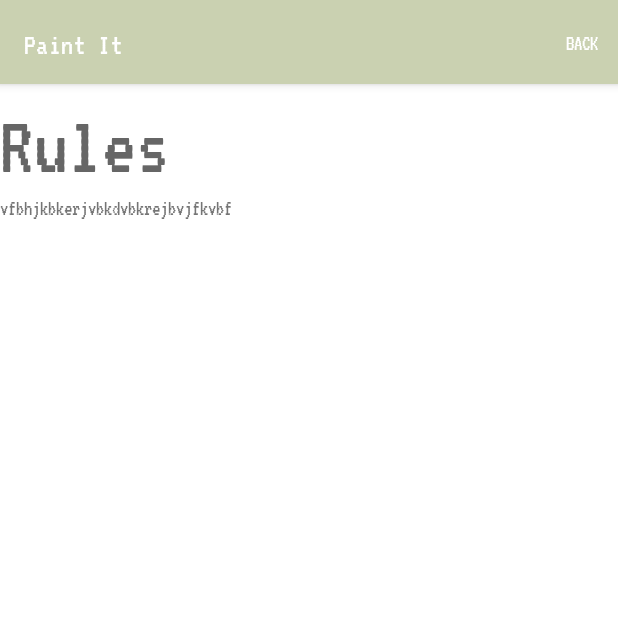
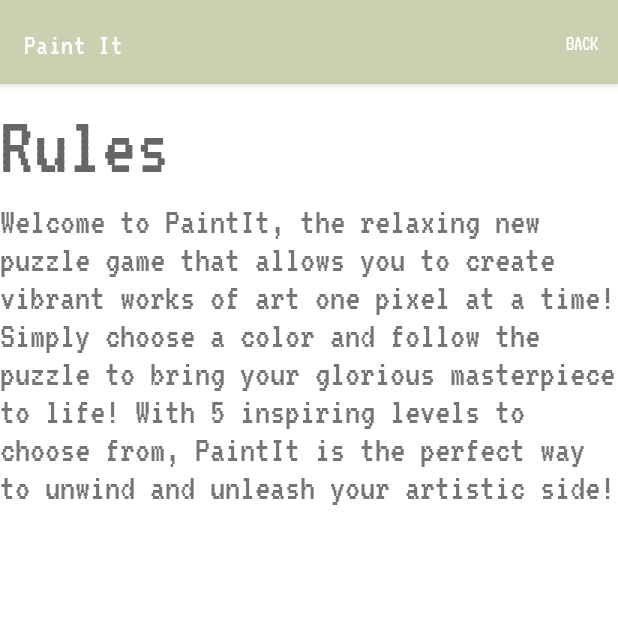
Before and after one commit to Omri-Project/paint-it, an Android app: the RulesActivity screen opened directly, with no data from a screen before it, on a phone screen of 412 x 824 dp, the top half of it. Run offline under Robolectric (Android 15) with nearby library versions, the phone set to English and light mode, and no system bars.

Commit message:
"im tired"

```diff
--- a/app/src/main/java/com/example/paintit/Page2.java
+++ b/app/src/main/java/com/example/paintit/Page2.java
@@ -20,7 +20,7 @@ import java.util.ArrayList;
 public class Page2 extends Fragment {
     GridView gridView;
     MediaPlayer mp;
-    public Drawing[] drawings = new Drawing[10];
+    public Drawing[] drawings = new Drawing[5];
 
 
     private GridViewAdapter adapter;
--- a/app/src/main/res/layout/activity_rules.xml
+++ b/app/src/main/res/layout/activity_rules.xml
@@ -18,5 +18,6 @@
         android:id="@+id/textView3"
         android:layout_width="match_parent"
         android:layout_height="wrap_content"
-        android:text="vfbhjkbkerjvbkdvbkrejbvjfkvbf" />
+        android:textSize="25dp"
+        android:text="Welcome to PaintIt, the relaxing new puzzle game that allows you to create vibrant works of art one pixel at a time! Simply choose a color and follow the puzzle to bring your glorious masterpiece to life! With 5 inspiring levels to choose from, PaintIt is the perfect way to unwind and unleash your artistic side!" />
 </LinearLayout>
```
